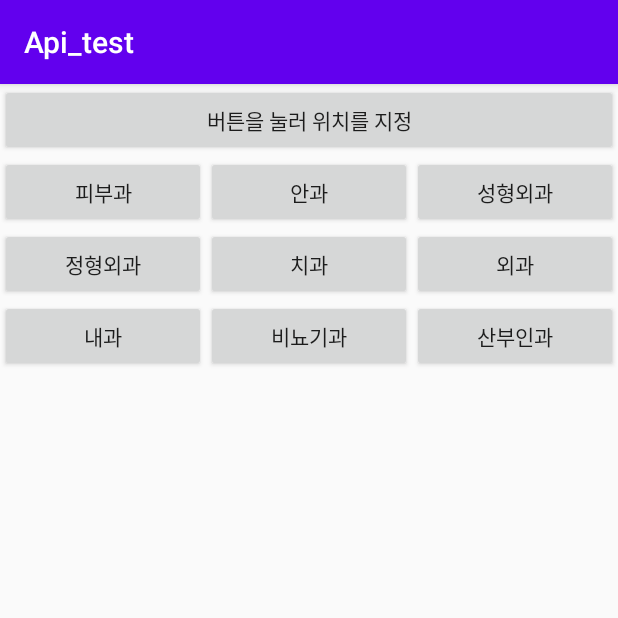
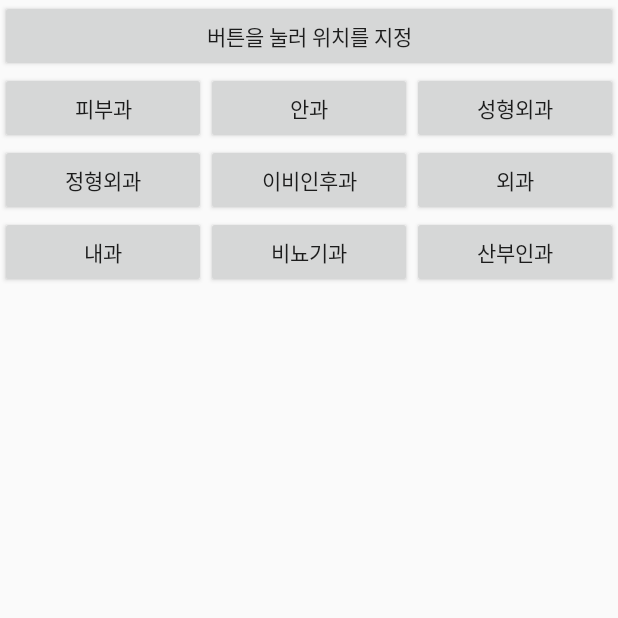
Before and after one commit to Wijinhyun/Api_test, an Android app: the screen it shows after launch (MainActivity), on a phone screen of 412 x 824 dp, the top half of it. Run offline under Robolectric (Android 15) with nearby library versions, the phone set to English and light mode, and no system bars.

Commit message:
진료과목 변경, 액션바 없애기

```diff
--- a/app/src/main/java/com/example/api_test/MainActivity.java
+++ b/app/src/main/java/com/example/api_test/MainActivity.java
@@ -35,7 +35,7 @@ import java.util.ArrayList;
 public class MainActivity extends AppCompatActivity implements View.OnClickListener {
 
     private Button Btn_region;
-    private Button Btn_Internal_Medicine, Btn_Dermatology, Btn_Ophthalmology, Btn_Cosmetic_Surgery, Btn_Orthopedics, Btn_Dental, Btn_Surgical, Btn_Urology, Btn_Obstetrics_Gynecology;
+    private Button Btn_Internal_Medicine, Btn_Dermatology, Btn_Ophthalmology, Btn_Cosmetic_Surgery, Btn_Orthopedics, Btn_Otolaryngology, Btn_Surgical, Btn_Urology, Btn_Obstetrics_Gynecology;
 
     private String city_name;
     private String gu_name;
@@ -107,8 +107,8 @@ public class MainActivity extends AppCompatActivity implements View.OnClickListe
                 intent05.putExtra("gu_name", gu_name);
                 startActivity(intent05);
                 break;
-            case R.id.btn_Dental:
-                MedicalsubCd = "49";
+            case R.id.btn_Otolaryngology:
+                MedicalsubCd = "13";
                 Intent intent49 = new Intent(MainActivity.this, Recyclerview_HospitalList.class);
                 intent49.putExtra("MedicalsubCd", MedicalsubCd); /*송신*/
                 intent49.putExtra("city_name", city_name);
@@ -153,7 +153,7 @@ public class MainActivity extends AppCompatActivity implements View.OnClickListe
         Btn_Ophthalmology = (Button) findViewById(R.id.btn_Ophthalmology);
         Btn_Cosmetic_Surgery = (Button) findViewById(R.id.btn_Cosmetic_Surgery);
         Btn_Orthopedics = (Button) findViewById(R.id.btn_Orthopedics);
-        Btn_Dental = (Button) findViewById(R.id.btn_Dental);
+        Btn_Otolaryngology = (Button) findViewById(R.id.btn_Otolaryngology);
         Btn_Surgical = (Button) findViewById(R.id.btn_Surgical);
         Btn_Urology = (Button) findViewById(R.id.btn_Urology);
         Btn_Obstetrics_Gynecology = (Button) findViewById(R.id.btn_Obstetrics_Gynecology);
@@ -165,7 +165,7 @@ public class MainActivity extends AppCompatActivity implements View.OnClickListe
         Btn_Ophthalmology.setOnClickListener(this);
         Btn_Cosmetic_Surgery.setOnClickListener(this);
         Btn_Orthopedics.setOnClickListener(this);
-        Btn_Dental.setOnClickListener(this);
+        Btn_Otolaryngology.setOnClickListener(this);
         Btn_Surgical.setOnClickListener(this);
         Btn_Urology.setOnClickListener(this);
         Btn_Obstetrics_Gynecology.setOnClickListener(this);
--- a/app/src/main/res/layout/activity_main.xml
+++ b/app/src/main/res/layout/activity_main.xml
@@ -59,12 +59,14 @@
                 android:layout_height="wrap_content"
                 android:layout_weight="1"
                 android:text="정형외과"/>
+
             <Button
-                android:id="@+id/btn_Dental"
+                android:id="@+id/btn_Otolaryngology"
                 android:layout_width="0dp"
                 android:layout_height="wrap_content"
                 android:layout_weight="1"
-                android:text="치과"/>
+                android:text="이비인후과" />
+
             <Button
                 android:id="@+id/btn_Surgical"
                 android:layout_width="0dp"
--- a/app/src/main/res/values/styles.xml
+++ b/app/src/main/res/values/styles.xml
@@ -1,10 +1,11 @@
 <resources>
     <!-- Base application theme. -->
-    <style name="AppTheme" parent="Theme.AppCompat.Light.DarkActionBar">
+    <style name="AppTheme" parent="Theme.AppCompat.Light.NoActionBar">
         <!-- Customize your theme here. -->
         <item name="colorPrimary">@color/colorPrimary</item>
         <item name="colorPrimaryDark">@color/colorPrimaryDark</item>
         <item name="colorAccent">@color/colorAccent</item>
+
     </style>
 
 </resources>
```
